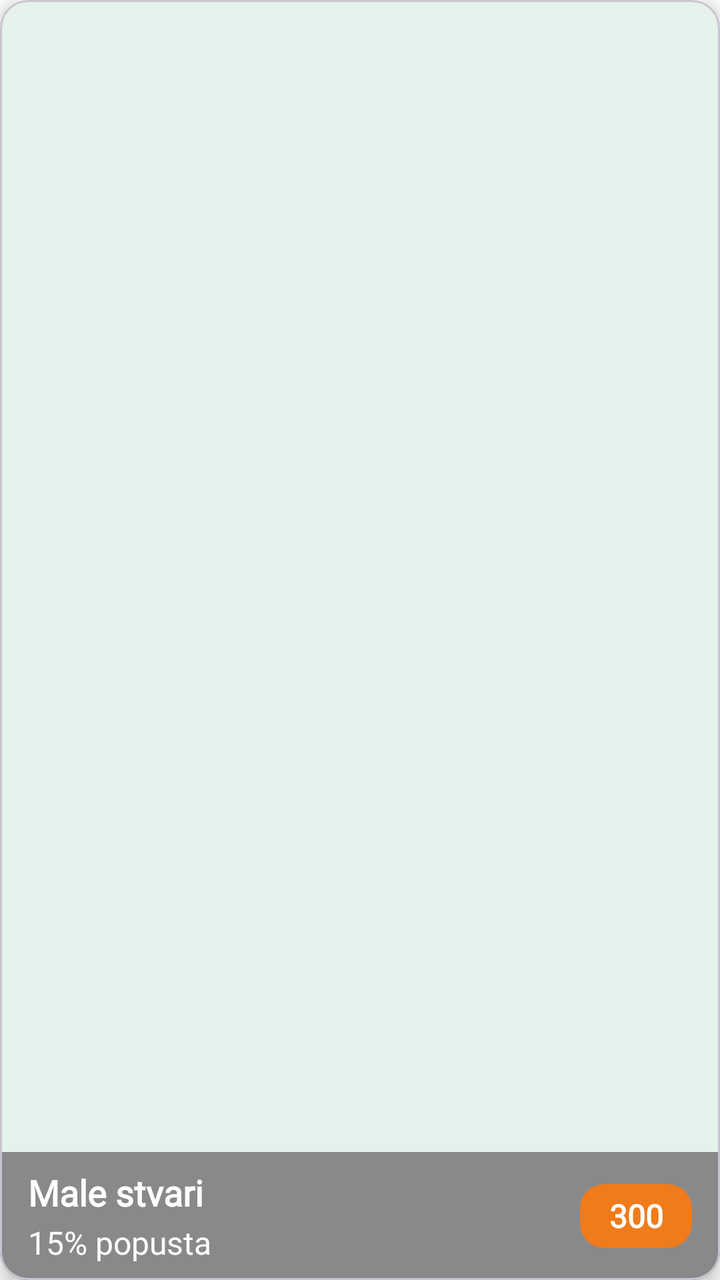
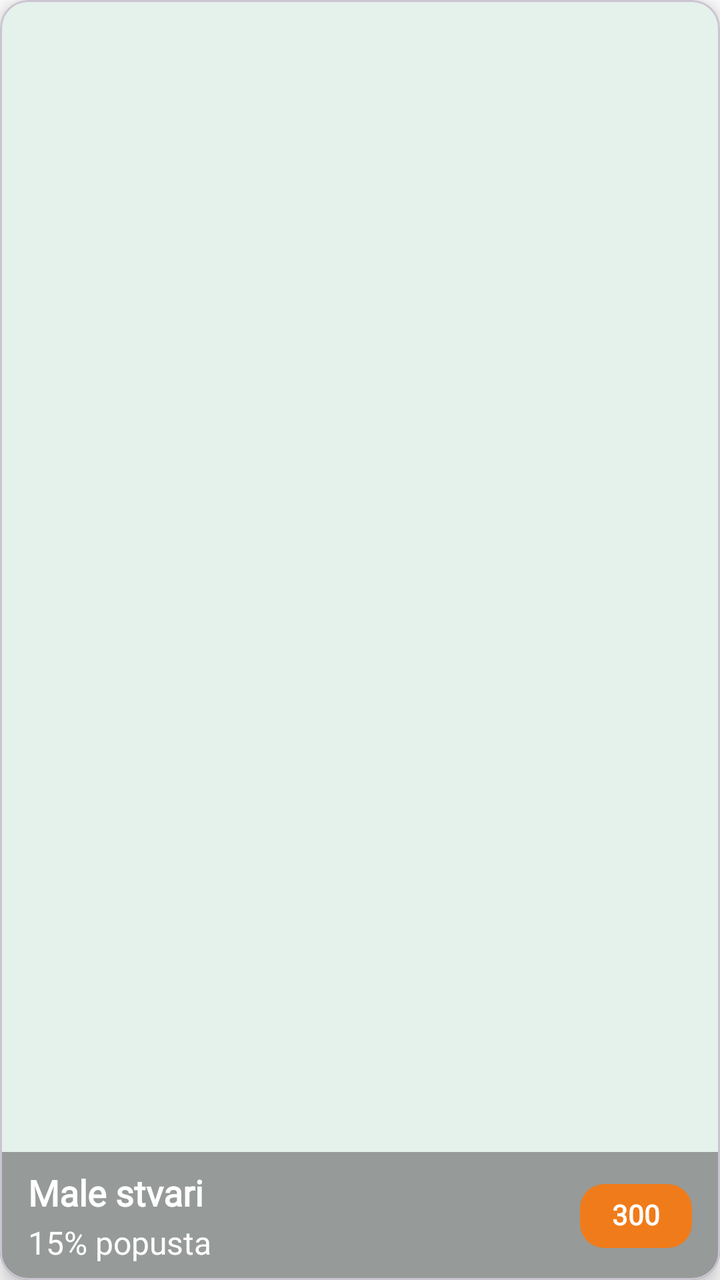

Two renders of the same Android screen: before a commit and after it. Below are the layout's source before the change and the commit's diff.
<!-- AndroidManifest.xml: application theme Theme.OTPStudent -->
<!-- res/layout/item_reward.xml -->
<?xml version="1.0" encoding="utf-8"?>
<com.google.android.material.card.MaterialCardView
    xmlns:android="http://schemas.android.com/apk/res/android"
    xmlns:app="http://schemas.android.com/apk/res-auto"
    android:id="@+id/card"
    android:layout_width="match_parent"
    android:layout_height="180dp"
    android:layout_marginBottom="16dp"
    android:clickable="true"
    android:focusable="true"
    app:cardCornerRadius="14dp"
    app:cardElevation="6dp">

    

    <androidx.constraintlayout.widget.ConstraintLayout
        android:layout_width="match_parent"
        android:layout_height="match_parent">

        <ImageView
            android:id="@+id/advertisement"
            android:layout_width="0dp"
            android:layout_height="0dp"
            android:scaleType="centerCrop"
            app:layout_constraintTop_toTopOf="parent"
            app:layout_constraintBottom_toBottomOf="parent"
            app:layout_constraintStart_toStartOf="parent"
            app:layout_constraintEnd_toEndOf="parent"/>

        
        <View
            android:id="@+id/btnRedeem"
            android:layout_width="0dp"
            android:layout_height="64dp"
            android:background="@color/otp_grey"
            app:layout_constraintBottom_toBottomOf="parent"
            app:layout_constraintStart_toStartOf="parent"
            app:layout_constraintEnd_toEndOf="parent" />

        <TextView
            android:id="@+id/tvTitle"
            style="@style/Podnaslov"
            android:layout_width="0dp"
            android:layout_height="wrap_content"
            android:layout_marginStart="14dp"
            android:layout_marginEnd="90dp"
            android:layout_marginTop="8dp"
            android:text="Male stvari"
            android:textColor="@android:color/white"
            android:textStyle="bold"
            app:layout_constraintTop_toTopOf="@id/btnRedeem"
            app:layout_constraintStart_toStartOf="parent"
            app:layout_constraintEnd_toEndOf="parent" />

        <TextView
            android:id="@+id/tvDesc"
            style="@style/Tekst"
            android:layout_width="0dp"
            android:layout_height="wrap_content"
            android:layout_marginStart="14dp"
            android:layout_marginEnd="90dp"
            android:layout_marginTop="4dp"
            android:layout_marginBottom="10dp"
            android:text="15% popusta"
            android:textColor="@android:color/white"
            app:layout_constraintTop_toBottomOf="@id/tvTitle"
            app:layout_constraintBottom_toBottomOf="@id/btnRedeem"
            app:layout_constraintStart_toStartOf="parent"
            app:layout_constraintEnd_toEndOf="parent" />


        
        <com.google.android.material.card.MaterialCardView
            android:id="@+id/cardBadge"
            style="@style/OrangeAccentCard"
            android:layout_width="56dp"
            android:layout_height="32dp"
            android:layout_marginEnd="14dp"
            android:layout_marginBottom="16dp"
            app:layout_constraintEnd_toEndOf="parent"
            app:layout_constraintBottom_toBottomOf="parent">

            <TextView
                android:id="@+id/tvCost"
                android:layout_width="match_parent"
                android:layout_height="match_parent"
                style="@style/Tekst"
                android:gravity="center"
                android:text="300"
                android:textColor="@android:color/white"
                android:textStyle="bold" />
        </com.google.android.material.card.MaterialCardView>

        
    </androidx.constraintlayout.widget.ConstraintLayout>

</com.google.android.material.card.MaterialCardView>
<!-- resources referenced by this layout -->
<resources>
  <color name="otp_grey">#898989</color>
  <style name="OrangeAccentCard">
          <item name="cardBackgroundColor">@color/otp_orange</item>
          <item name="cardElevation">0dp</item>
          <item name="strokeWidth">0dp</item>
          <item name="cornerRadius">26dp</item>
      </style>
  <style name="Podnaslov">
          <item name="android:textColor">@color/black</item>
          <item name="android:textSize">18sp</item>
          <item name="android:fontFamily">@font/sf_pro_display_medium</item>
      </style>
  <style name="Tekst">
          <item name="android:textColor">@color/black</item>
          <item name="android:textSize">16sp</item>
          <item name="android:fontFamily">@font/sf_pro_display_regular</item>
      </style>
  <style name="Theme.OTPStudent" parent="Theme.Material3.Light.NoActionBar">
          <item name="colorPrimary">@color/otp_green</item>
          <item name="colorSecondary">@color/otp_green_dark</item>
          <item name="colorControlHighlight">@android:color/transparent</item>
          <item name="colorSecondaryContainer">@android:color/transparent</item>
          <item name="colorSurface">@android:color/white</item>
          <item name="android:colorBackground">@android:color/white</item>
      </style>
  <color name="otp_orange">#F07B1A</color>
  <color name="black">#212934</color>
  <color name="otp_green">#0A7B47</color>
  <color name="otp_green_dark">#075C35</color>
</resources>

<!-- the commit's change to res/layout/item_reward.xml (unified diff, before → after) -->
@@ -32,7 +32,7 @@
             android:id="@+id/btnRedeem"
             android:layout_width="0dp"
             android:layout_height="64dp"
-            android:background="@color/otp_grey"
+            android:background="@color/otp_grey_transparent"
             app:layout_constraintBottom_toBottomOf="parent"
             app:layout_constraintStart_toStartOf="parent"
             app:layout_constraintEnd_toEndOf="parent" />
@@ -43,14 +43,17 @@
             android:layout_width="0dp"
             android:layout_height="wrap_content"
             android:layout_marginStart="14dp"
-            android:layout_marginEnd="90dp"
             android:layout_marginTop="8dp"
+            android:layout_marginEnd="12dp"
+            android:maxLines="1"
+            android:ellipsize="end"
             android:text="Male stvari"
             android:textColor="@android:color/white"
             android:textStyle="bold"
             app:layout_constraintTop_toTopOf="@id/btnRedeem"
             app:layout_constraintStart_toStartOf="parent"
-            app:layout_constraintEnd_toEndOf="parent" />
+            app:layout_constraintEnd_toStartOf="@id/cardBadge" />
+
 
         <TextView
             android:id="@+id/tvDesc"
@@ -58,15 +61,18 @@
             android:layout_width="0dp"
             android:layout_height="wrap_content"
             android:layout_marginStart="14dp"
-            android:layout_marginEnd="90dp"
             android:layout_marginTop="4dp"
             android:layout_marginBottom="10dp"
+            android:layout_marginEnd="12dp"
+            android:maxLines="1"
+            android:ellipsize="end"
             android:text="15% popusta"
             android:textColor="@android:color/white"
             app:layout_constraintTop_toBottomOf="@id/tvTitle"
             app:layout_constraintBottom_toBottomOf="@id/btnRedeem"
             app:layout_constraintStart_toStartOf="parent"
-            app:layout_constraintEnd_toEndOf="parent" />
+            app:layout_constraintEnd_toStartOf="@id/cardBadge" />
+
 
 
         
@@ -88,7 +94,17 @@
                 android:gravity="center"
                 android:text="300"
                 android:textColor="@android:color/white"
-                android:textStyle="bold" />
+                android:textStyle="bold"
+
+                android:maxLines="1"
+                android:singleLine="true"
+                android:ellipsize="end"
+                android:includeFontPadding="false"
+                app:autoSizeTextType="uniform"
+                app:autoSizeMinTextSize="8sp"
+                app:autoSizeMaxTextSize="14sp"
+                app:autoSizeStepGranularity="1sp" />
+
         </com.google.android.material.card.MaterialCardView>
 
         
<!-- resource entries referenced after the edit -->
@@ -1,6 +1,6 @@
 <!-- resources referenced by this layout -->
 <resources>
-  <color name="otp_grey">#898989</color>
+  <color name="otp_grey_transparent">#AA707070</color>
   <style name="OrangeAccentCard">
           <item name="cardBackgroundColor">@color/otp_orange</item>
           <item name="cardElevation">0dp</item>
